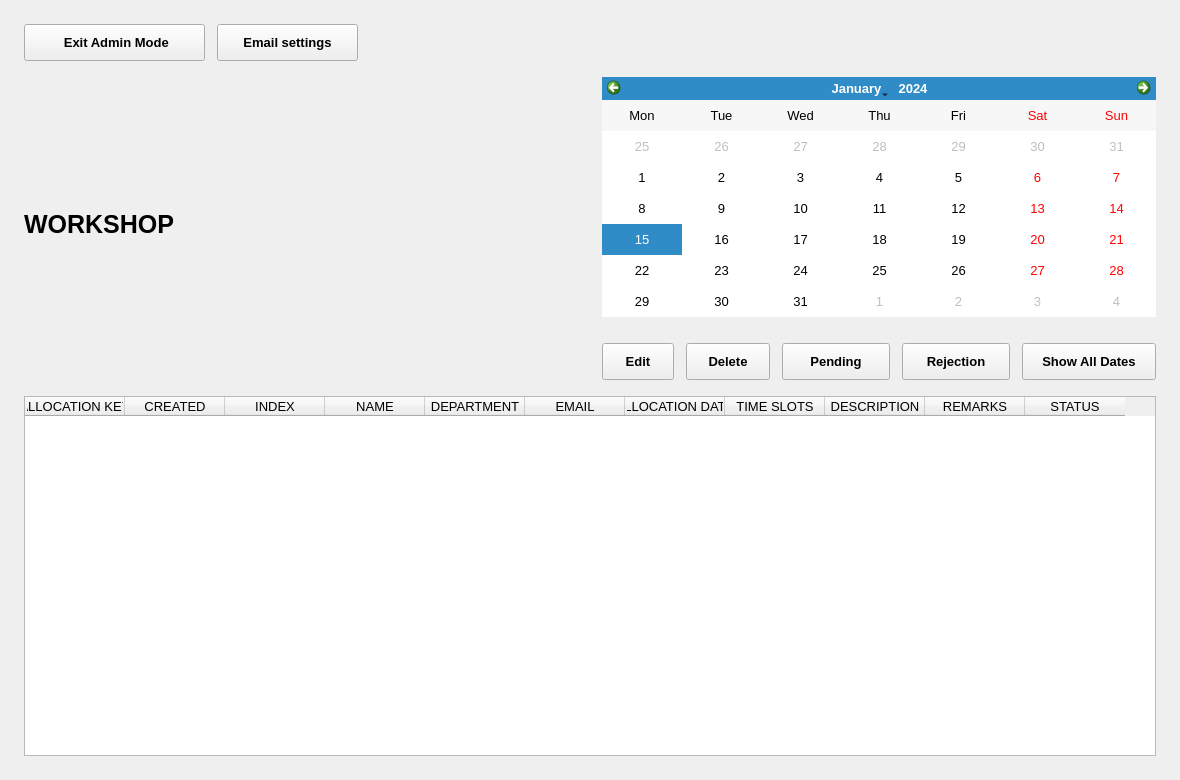
PPAS-Rashmika/SYNCLAB-Centralized-Workshop-Laboratory-Allocation-Platform, file SYNCLAB - Source Code/ui/forms/page4.ui: the form before one commit.
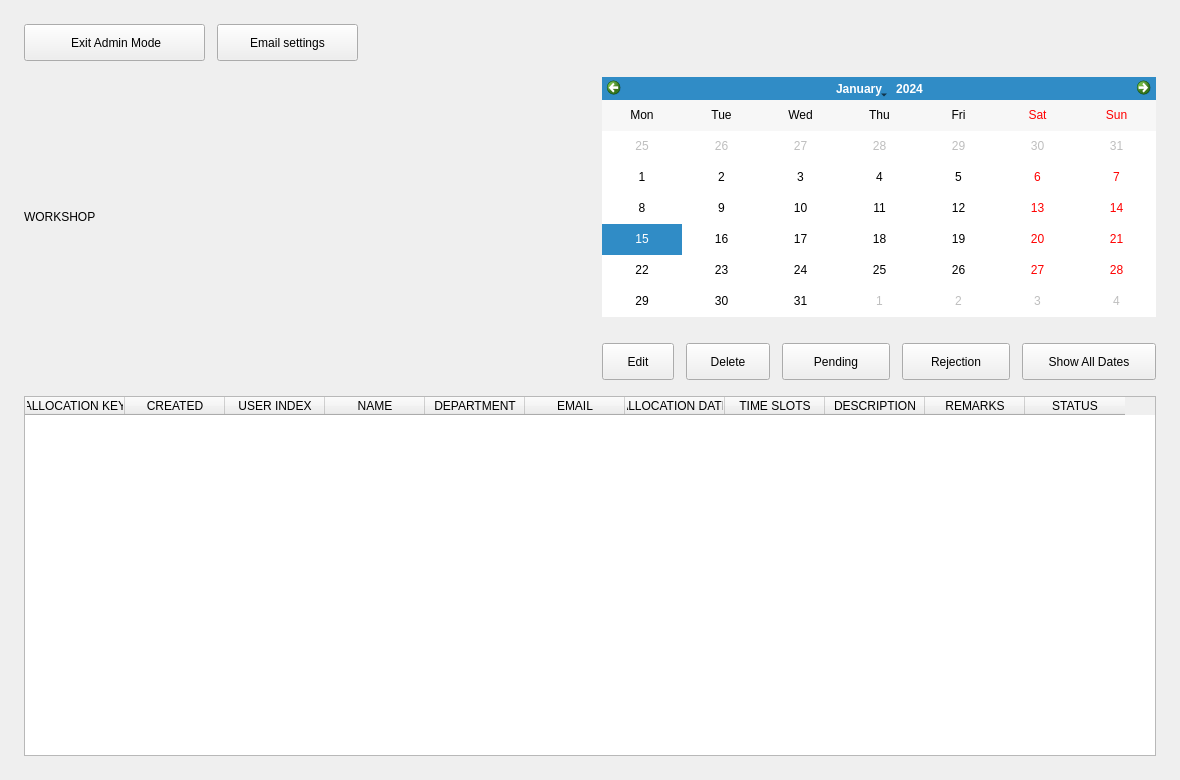
The form after the commit. Custom widgets are drawn as their Qt base class.

```diff
--- a/SYNCLAB - Source Code/ui/forms/page4.ui
+++ b/SYNCLAB - Source Code/ui/forms/page4.ui
@@ -10,12 +10,66 @@
     <height>780</height>
    </rect>
   </property>
-  <property name="font">
-   <font>
-    <family>Segoe UI</family>
-    <pointsize>10</pointsize>
-    <bold>false</bold>
-   </font>
+  <property name="darkStyleSheet" stdset="0">
+   <string notr="true">QWidget { font-family: "Segoe UI"; font-size: 10pt; }
+QWidget { color:#F1F5F9;   }
+QMainWindow, QStackedWidget, QWidget#page0Widget, QWidget#page1Widget, QWidget#page2Widget, QWidget#page3Widget, QWidget#page4Widget { background:#0F172A; }
+QScrollArea { border:none; background:transparent; }
+QScrollArea &gt; QWidget &gt; QWidget { background:#0F172A; }
+QScrollArea#cardsScrollArea &gt; QWidget, QWidget#cardsScrollContents { background:transparent; }
+QLabel { background:transparent; }
+QLabel#welcomeTitle { color:#AABAD0;   }
+QLabel#syncLabTitle {   }
+QLabel#syncLabSubtitle {   }
+QLabel#welcomeDesc, QLabel#selectedDescLabel2, QLabel#adminWsDescLbl { color:#AABAD0;  }
+QLabel#selectTitleLabel, QLabel#selectedNameLabel2, QLabel#confirmTitleLbl, QLabel#adminWsTitleLbl {   }
+QLineEdit, QTextEdit, QComboBox { background:#1E293B; border:1px solid #43536B; border-radius:7px; padding:8px; selection-background-color:#2563EB; selection-color:white; }
+QLineEdit:focus, QTextEdit:focus, QComboBox:focus { border:1px solid #2563EB; }
+QComboBox QAbstractItemView { background:#1E293B; color:#F1F5F9; selection-background-color:#2563EB; selection-color:white; }
+QPushButton { background:#1E293B; color:#F1F5F9; border:1px solid #43536B; border-radius:8px; padding:9px 14px;  }
+QPushButton:hover, QPushButton:focus { background:#253C61; border-color:#2563EB; }
+QPushButton:pressed { border:2px solid #2563EB; }
+QPushButton#allocateNowBtn, QPushButton#nextBtn, QPushButton#nextTo3Btn, QPushButton#submitBtn, QPushButton#updateBtn { background:#2563EB; color:white; border:1px solid #2563EB; }
+QPushButton#allocateNowBtn:hover, QPushButton#nextBtn:hover, QPushButton#nextTo3Btn:hover, QPushButton#submitBtn:hover, QPushButton#updateBtn:hover { background:#1D4ED8; }
+QPushButton#deleteBtn, QPushButton#adminDelBtn { color:#FDA4AF; }
+QPushButton[timeSlot=true] { padding:10px 8px; }
+QPushButton:checked { background:#2563EB; color:white; border-color:#2563EB; }
+QPushButton:disabled { background:#0F172A; color:#AABAD0; border:1px solid #43536B; }
+QPushButton#allocateNowBtn:disabled, QPushButton#nextBtn:disabled, QPushButton#nextTo3Btn:disabled, QPushButton#submitBtn:disabled, QPushButton#updateBtn:disabled, QPushButton#deleteBtn:disabled, QPushButton#adminDelBtn:disabled { background:#0F172A; color:#AABAD0; border:1px solid #43536B; }
+QFrame#summaryBox { background:#253C61; border:1px solid #43536B; border-radius:10px; }
+QLabel#summaryDateLbl { color:#8DB8FF;  }
+QTableWidget { background:#1E293B; alternate-background-color:#0F172A; border:1px solid #43536B; gridline-color:#43536B; selection-background-color:#253C61; selection-color:#F1F5F9; }
+QHeaderView::section { font-weight:600; background:#253C61; color:#F1F5F9; border:none; padding:10px;  }
+QTableWidget QLineEdit, QTableWidget QComboBox { padding:4px; border-radius:4px; }
+QCalendarWidget { background:#1E293B; border:1px solid #43536B; border-radius:8px; }
+QCalendarWidget QWidget#qt_calendar_navigationbar { background:#2563EB; }
+QCalendarWidget QToolButton { font-weight:600; color:white; background:transparent; padding:6px;  }
+QCalendarWidget QMenu, QCalendarWidget QSpinBox { background:#1E293B; color:#F1F5F9; }
+QCalendarWidget QAbstractItemView { background:#1E293B; color:#F1F5F9; selection-background-color:#2563EB; selection-color:white; outline:0; }
+QToolTip { background:#1E293B; color:#F1F5F9; border:1px solid #43536B; padding:6px; }
+#page4Widget { font-family: "Segoe UI"; font-size: 10pt; font-weight: normal; }
+#adminBackBtn { font-family: "Segoe UI"; font-size: 10pt; font-weight: bold; }
+#adminImgLabel { font-family: "Segoe UI"; font-size: 10pt; font-weight: normal; }
+#adminWsTitleLbl { font-family: "Segoe UI"; font-size: 19pt; font-weight: bold; }
+#adminWsDescLbl { font-family: "Segoe UI"; font-size: 11pt; font-weight: normal; }
+#adminSettingsBtn { font-family: "Segoe UI"; font-size: 10pt; font-weight: bold; }
+#adminShowAllBtn { font-family: "Segoe UI"; font-size: 10pt; font-weight: bold; }
+#adminCalFrame { font-family: "Segoe UI"; font-size: 10pt; font-weight: normal; }
+#adminCalendar { font-family: "Segoe UI"; font-size: 10pt; font-weight: normal; }
+#adminEditBtn { font-family: "Segoe UI"; font-size: 10pt; font-weight: bold; }
+#adminDelBtn { font-family: "Segoe UI"; font-size: 10pt; font-weight: bold; }
+#pendingEmailBtn { font-family: "Segoe UI"; font-size: 10pt; font-weight: bold; }
+#rejectEmailBtn { font-family: "Segoe UI"; font-size: 10pt; font-weight: bold; }
+#mainTable { font-family: "Segoe UI"; font-size: 10pt; font-weight: normal; }
+CustomCalendarWidget {
+ qproperty-approvedColor: #166534;
+ qproperty-pendingColor: #92400E;
+ qproperty-rejectedColor: #B91C1C;
+ qproperty-badgeTextColor: #FFFFFF;
+ qproperty-headerBackground: #DBEAFE;
+ qproperty-headerForeground: #1E40AF;
+ qproperty-badgeFontSize: 11;
+}</string>
   </property>
   <property name="styleSheet">
    <string notr="true">QWidget { color:#17243B;   }QMainWindow, QStackedWidget, QWidget#page0Widget, QWidget#page1Widget, QWidget#page2Widget, QWidget#page3Widget, QWidget#page4Widget { background:#F4F7FB; }QScrollArea { border:none; background:transparent; } QScrollArea &gt; QWidget &gt; QWidget { background:#F4F7FB; }QScrollArea#cardsScrollArea &gt; QWidget, QWidget#cardsScrollContents { background:transparent; }QLabel { background:transparent; }QLabel#welcomeTitle { color:#52647D;   }QLabel#syncLabTitle {   }QLabel#syncLabSubtitle {   }QLabel#welcomeDesc, QLabel#selectedDescLabel2, QLabel#adminWsDescLbl { color:#52647D;  }QLabel#selectTitleLabel, QLabel#selectedNameLabel2, QLabel#confirmTitleLbl, QLabel#adminWsTitleLbl {   }QLineEdit, QTextEdit, QComboBox { background:#FFFFFF; border:1px solid #D4DEEB; border-radius:7px; padding:8px; selection-background-color:#2563EB; selection-color:white; }QLineEdit:focus, QTextEdit:focus, QComboBox:focus { border:1px solid #2563EB; }QComboBox QAbstractItemView { background:#FFFFFF; color:#17243B; selection-background-color:#2563EB; selection-color:white; }QPushButton { background:#FFFFFF; color:#17243B; border:1px solid #D4DEEB; border-radius:8px; padding:9px 14px;  }QPushButton:hover, QPushButton:focus { background:#EAF2FF; border-color:#2563EB; }QPushButton:pressed { border:2px solid #2563EB; }QPushButton#allocateNowBtn, QPushButton#nextBtn, QPushButton#nextTo3Btn, QPushButton#submitBtn, QPushButton#updateBtn { background:#2563EB; color:white; border:1px solid #2563EB; }QPushButton#allocateNowBtn:hover, QPushButton#nextBtn:hover, QPushButton#nextTo3Btn:hover, QPushButton#submitBtn:hover, QPushButton#updateBtn:hover { background:#1D4ED8; }QPushButton#deleteBtn, QPushButton#adminDelBtn { color:#BE123C; }QPushButton[timeSlot=true] { padding:10px 8px; }QPushButton:checked { background:#2563EB; color:white; border-color:#2563EB; }QPushButton:disabled { background:#F4F7FB; color:#52647D; border:1px solid #D4DEEB; }QPushButton#allocateNowBtn:disabled, QPushButton#nextBtn:disabled, QPushButton#nextTo3Btn:disabled, QPushButton#submitBtn:disabled, QPushButton#updateBtn:disabled, QPushButton#deleteBtn:disabled, QPushButton#adminDelBtn:disabled { background:#F4F7FB; color:#52647D; border:1px solid #D4DEEB; }QFrame#summaryBox { background:#EAF2FF; border:1px solid #D4DEEB; border-radius:10px; }QLabel#summaryDateLbl { color:#2563EB;  }QTableWidget { background:#FFFFFF; alternate-background-color:#F4F7FB; border:1px solid #D4DEEB; gridline-color:#D4DEEB; selection-background-color:#EAF2FF; selection-color:#17243B; }QHeaderView::section { font-weight:600; background:#EAF2FF; color:#17243B; border:none; padding:10px;  }QTableWidget QLineEdit, QTableWidget QComboBox { padding:4px; border-radius:4px; }QCalendarWidget { background:#FFFFFF; border:1px solid #D4DEEB; border-radius:8px; }QCalendarWidget QWidget#qt_calendar_navigationbar { background:#2563EB; }QCalendarWidget QToolButton { font-weight:600; color:white; background:transparent; padding:6px;  }QCalendarWidget QMenu, QCalendarWidget QSpinBox { background:#FFFFFF; color:#17243B; }QCalendarWidget QAbstractItemView { background:#FFFFFF; color:#17243B; selection-background-color:#2563EB; selection-color:white; outline:0; }QToolTip { background:#FFFFFF; color:#17243B; border:1px solid #D4DEEB; padding:6px; }</string>
@@ -29,13 +83,6 @@
      <height>37</height>
     </rect>
    </property>
-   <property name="font">
-    <font>
-     <family>Segoe UI</family>
-     <pointsize>10</pointsize>
-     <bold>true</bold>
-    </font>
-   </property>
    <property name="cursor">
     <cursorShape>PointingHandCursor</cursorShape>
    </property>
@@ -75,13 +122,6 @@
      <height>66</height>
     </rect>
    </property>
-   <property name="font">
-    <font>
-     <family>Segoe UI</family>
-     <pointsize>19</pointsize>
-     <bold>true</bold>
-    </font>
-   </property>
    <property name="text">
     <string>WORKSHOP</string>
    </property>
@@ -130,13 +170,6 @@
      <height>37</height>
     </rect>
    </property>
-   <property name="font">
-    <font>
-     <family>Segoe UI</family>
-     <pointsize>10</pointsize>
-     <bold>true</bold>
-    </font>
-   </property>
    <property name="cursor">
     <cursorShape>PointingHandCursor</cursorShape>
    </property>
@@ -153,13 +186,6 @@
      <height>37</height>
     </rect>
    </property>
-   <property name="font">
-    <font>
-     <family>Segoe UI</family>
-     <pointsize>10</pointsize>
-     <bold>true</bold>
-    </font>
-   </property>
    <property name="cursor">
     <cursorShape>PointingHandCursor</cursorShape>
    </property>
@@ -167,7 +193,7 @@
     <string>Show All Dates</string>
    </property>
   </widget>
-  <widget class="QFrame" name="adminCalFrame">
+  <widget class="CustomCalendarWidget" name="adminCalendar">
    <property name="geometry">
     <rect>
      <x>602</x>
@@ -176,33 +202,9 @@
      <height>240</height>
     </rect>
    </property>
-   <property name="font">
-    <font>
-     <family>Segoe UI</family>
-     <pointsize>10</pointsize>
-     <bold>false</bold>
-    </font>
+   <property name="verticalHeaderFormat">
+    <enum>QCalendarWidget::VerticalHeaderFormat::NoVerticalHeader</enum>
    </property>
-   <widget class="CustomCalendarWidget" name="adminCalendar">
-    <property name="geometry">
-     <rect>
-      <x>0</x>
-      <y>0</y>
-      <width>554</width>
-      <height>240</height>
-     </rect>
-    </property>
-    <property name="font">
-     <font>
-      <family>Segoe UI</family>
-      <pointsize>10</pointsize>
-      <bold>false</bold>
-     </font>
-    </property>
-    <property name="verticalHeaderFormat">
-     <enum>QCalendarWidget::VerticalHeaderFormat::NoVerticalHeader</enum>
-    </property>
-   </widget>
   </widget>
   <widget class="QPushButton" name="adminEditBtn">
    <property name="geometry">
@@ -213,13 +215,6 @@
      <height>37</height>
     </rect>
    </property>
-   <property name="font">
-    <font>
-     <family>Segoe UI</family>
-     <pointsize>10</pointsize>
-     <bold>true</bold>
-    </font>
-   </property>
    <property name="cursor">
     <cursorShape>PointingHandCursor</cursorShape>
    </property>
@@ -236,13 +231,6 @@
      <height>37</height>
     </rect>
    </property>
-   <property name="font">
-    <font>
-     <family>Segoe UI</family>
-     <pointsize>10</pointsize>
-     <bold>true</bold>
-    </font>
-   </property>
    <property name="cursor">
     <cursorShape>PointingHandCursor</cursorShape>
    </property>
@@ -259,13 +247,6 @@
      <height>37</height>
     </rect>
    </property>
-   <property name="font">
-    <font>
-     <family>Segoe UI</family>
-     <pointsize>10</pointsize>
-     <bold>true</bold>
-    </font>
-   </property>
    <property name="cursor">
     <cursorShape>PointingHandCursor</cursorShape>
    </property>
@@ -282,13 +263,6 @@
      <height>37</height>
     </rect>
    </property>
-   <property name="font">
-    <font>
-     <family>Segoe UI</family>
-     <pointsize>10</pointsize>
-     <bold>true</bold>
-    </font>
-   </property>
    <property name="cursor">
     <cursorShape>PointingHandCursor</cursorShape>
    </property>
@@ -305,13 +279,6 @@
      <height>360</height>
     </rect>
    </property>
-   <property name="font">
-    <font>
-     <family>Segoe UI</family>
-     <pointsize>10</pointsize>
-     <bold>false</bold>
-    </font>
-   </property>
    <property name="editTriggers">
     <set>QAbstractItemView::EditTrigger::NoEditTriggers</set>
    </property>
@@ -348,7 +315,7 @@
    </column>
    <column>
     <property name="text">
-     <string>INDEX</string>
+     <string>USER INDEX</string>
     </property>
    </column>
    <column>
```
Left out of the diff: 80 changed lines with no effect on the pictures.
